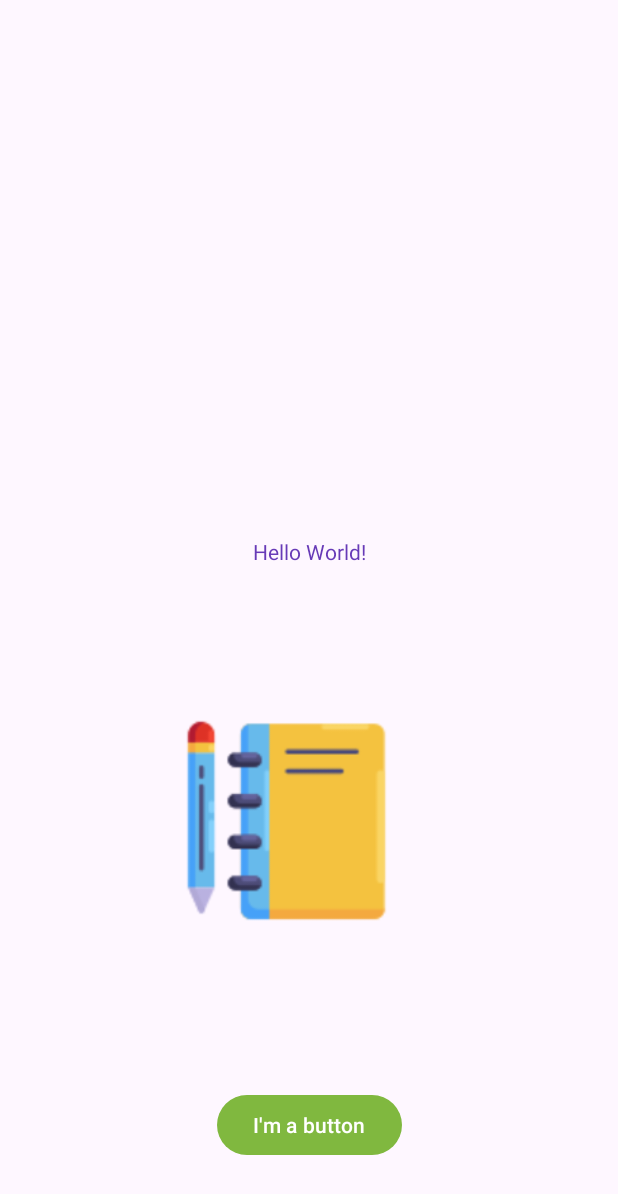
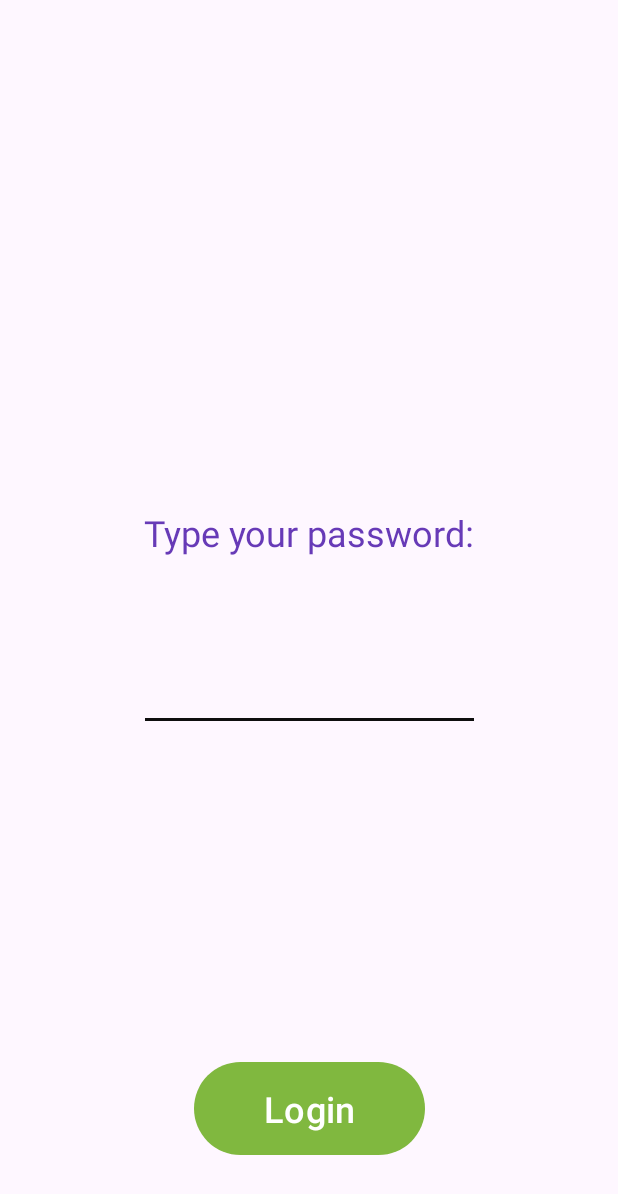
Before and after one commit to prabh-preet/Prabhpreet_Android_Labs, an Android app: the screen it shows after launch (MainActivity), on a phone screen of 412 x 824 dp. Shown: the top 1194 px of the screen. Run offline under Robolectric (Android 15) with nearby library versions, the phone set to English and light mode, and no system bars.

Commit message:
Initial Commit: Completed checking the password requirements. Name: Prabhpreet Kaur Email: 90541085053@algonquincdistudent.ca

```diff
--- a/app/src/main/AndroidManifest.xml
+++ b/app/src/main/AndroidManifest.xml
@@ -8,7 +8,7 @@
         android:fullBackupContent="@xml/backup_rules"
         android:icon="@drawable/app_icon"
         android:label="@string/app_name"
-        android:roundIcon="@mipmap/ic_launcher_round"
+        android:roundIcon="@drawable/app_icon"
         android:supportsRtl="true"
         android:theme="@style/Theme.PrabhpreetsAndroidLabs"
         tools:targetApi="31">
--- a/app/src/main/res/layout/activity_main.xml
+++ b/app/src/main/res/layout/activity_main.xml
@@ -8,9 +8,11 @@
 
     <TextView
         android:id="@+id/textView"
-        android:layout_width="wrap_content"
-        android:layout_height="wrap_content"
-        android:text="@string/hello_message"
+        android:layout_width="296dp"
+        android:layout_height="63dp"
+        android:text="Type your password:"
+        android:textAlignment="center"
+        android:textSize="24sp"
         app:layout_constraintBottom_toBottomOf="parent"
         app:layout_constraintEnd_toEndOf="parent"
         app:layout_constraintStart_toStartOf="parent"
@@ -19,28 +21,31 @@
 
     <Button
         android:id="@+id/button"
-        android:layout_width="wrap_content"
-        android:layout_height="wrap_content"
+        android:layout_width="154dp"
+        android:layout_height="70dp"
         android:layout_marginBottom="50dp"
-        android:text="@string/button_message"
+        android:text="Login"
+        android:textSize="24sp"
         app:layout_constraintBottom_toBottomOf="parent"
         app:layout_constraintEnd_toEndOf="parent"
         app:layout_constraintHorizontal_bias="0.5"
         app:layout_constraintStart_toStartOf="parent" />
 
-    <ImageView
-        android:id="@+id/imageView"
-        android:layout_width="171dp"
-        android:layout_height="162dp"
-        android:layout_marginStart="90dp"
-        android:layout_marginTop="63dp"
-        android:layout_marginEnd="120dp"
-        android:layout_marginBottom="73dp"
-        app:layout_constraintBottom_toTopOf="@+id/button"
+    <EditText
+        android:id="@+id/editText"
+        android:layout_width="227dp"
+        android:layout_height="53dp"
+        android:layout_marginTop="32dp"
+        android:backgroundTint="#0E0E0E"
+        android:ems="10"
+        android:inputType="text"
+        android:textColor="#E64A19"
+        android:textColorHighlight="@android:color/holo_orange_dark"
+        android:textColorHint="#00838F"
+        android:textSize="16sp"
         app:layout_constraintEnd_toEndOf="parent"
         app:layout_constraintHorizontal_bias="0.5"
         app:layout_constraintStart_toStartOf="parent"
-        app:layout_constraintTop_toBottomOf="@+id/textView"
-        app:srcCompat="@drawable/study_image" />
+        app:layout_constraintTop_toBottomOf="@+id/textView" />
 
 </androidx.constraintlayout.widget.ConstraintLayout>
--- a/app/src/main/res/values/strings.xml
+++ b/app/src/main/res/values/strings.xml
@@ -1,5 +1,3 @@
 <resources>
     <string name="app_name">Prabhpreet\'s Android Labs</string>
-    <string name="hello_message">Hello World!</string>
-    <string name="button_message">I\'m a button</string>
 </resources>
```
Also changed, not shown: app/build.gradle.kts (+20 -0 lines), app/src/main/java/algonquin/cst2335/prabhpreetsandroidlabs/MainActivity.java (+107 -0 lines).
